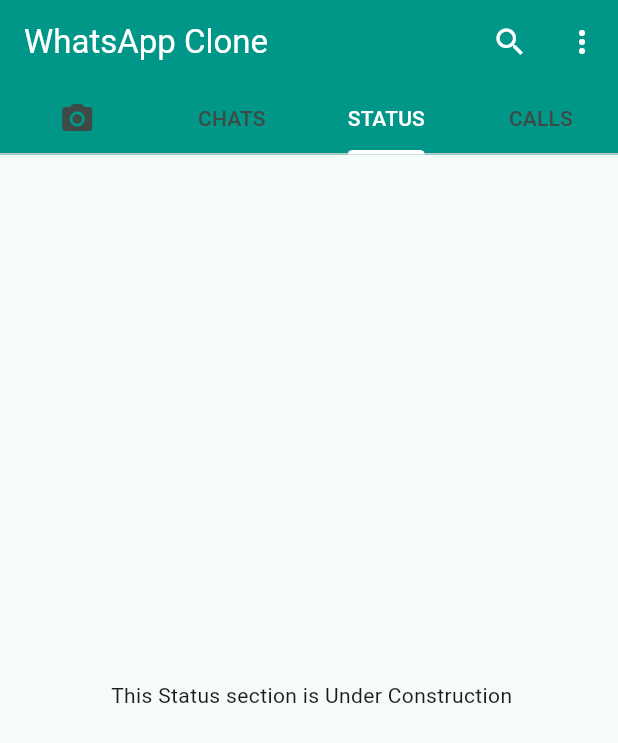
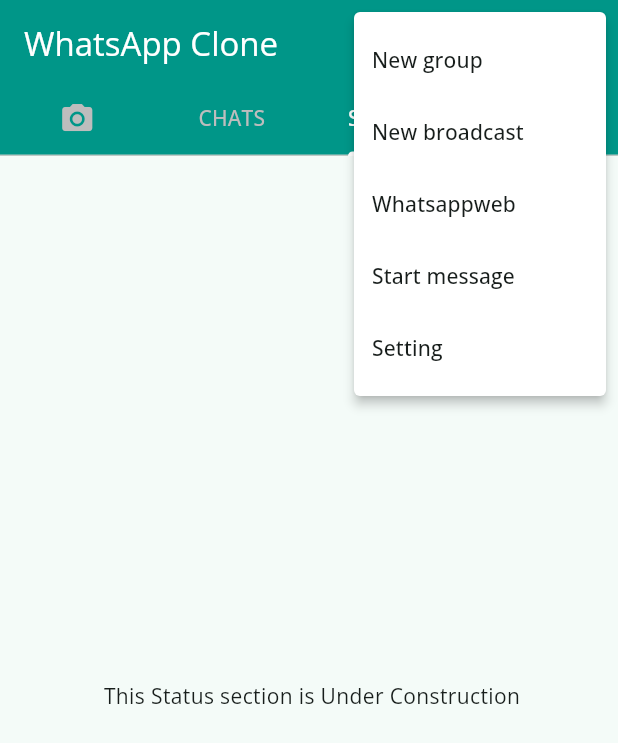
Before and after one commit to mdarifhosain214/Whatsapp-clone, a Flutter app: the screen it shows after launch, tab 3 chosen, after a tap on the "more vert" icon, on a phone screen of 412 x 824 dp. Shown: the top 743 px of the screen. Run offline on Flutter 3.47's test engine with Material 3 defaults, Android fonts, the phone set to English and light mode, and no system bars.

Commit message:
updated chat list

```diff
--- a/lib/main.dart
+++ b/lib/main.dart
@@ -14,8 +14,12 @@ class MyApp extends StatelessWidget {
       debugShowCheckedModeBanner: false,
       title: 'Whatsapp Clone',
       theme: ThemeData(
+        fontFamily: "OpenSans",
         primaryColor: const Color(0XFF075f54),
-        colorScheme: ColorScheme.fromSeed(seedColor: const Color(0XFF128C7E)),
+        colorScheme: ColorScheme.fromSeed(
+          // onSecondary: const Color(0XFF128C7E),
+          seedColor: const Color(0XFF075f54),
+        ),
         useMaterial3: true,
       ),
       home: const HomeScreen(),
--- /dev/null
+++ b/lib/view/chat/chat_screen.dart
@@ -0,0 +1,31 @@
+import 'package:flutter/material.dart';
+import '.././chat/widgets/chat_list_card.dart';
+
+class ChatScreen extends StatefulWidget {
+  const ChatScreen({super.key});
+
+  @override
+  State<ChatScreen> createState() => _ChatScreenState();
+}
+
+class _ChatScreenState extends State<ChatScreen> {
+  @override
+  Widget build(BuildContext context) {
+    return Scaffold(
+      body: ListView.builder(
+          itemCount: 10,
+          itemBuilder: (context, index) {
+            return const ChatListCard();
+          }),
+      floatingActionButton: FloatingActionButton(
+        shape: const CircleBorder(),
+        elevation: 0,
+        onPressed: () {},
+        child: const Icon(
+          Icons.chat,
+          color: Colors.white,
+        ),
+      ),
+    );
+  }
+}
--- /dev/null
+++ b/lib/view/chat/widgets/chat_list_card.dart
@@ -0,0 +1,57 @@
+import 'package:flutter/material.dart';
+
+class ChatListCard extends StatelessWidget {
+  const ChatListCard({super.key});
+
+  @override
+  Widget build(BuildContext context) {
+    return GestureDetector(
+      onTap: () {},
+      child: Column(
+        children: [
+          ListTile(
+            leading: CircleAvatar(
+              backgroundColor: Colors.blueGrey.shade300,
+              radius: 30,
+              child: const Icon(
+                Icons.groups,
+                color: Colors.white,
+                size: 30,
+              ),
+              // child: SvgPicture.asset(
+              //   "assets/icons/groups.svg",
+              //   height: 35,
+              //   width: 35,
+              //   // ignore: deprecated_member_use
+              //   color: Colors.white,
+              // ),
+            ),
+            title: const Text(
+              "Techno Art software",
+              style: TextStyle(fontSize: 16, fontWeight: FontWeight.bold),
+            ),
+            subtitle: const Row(
+              children: [
+                Icon(Icons.done_all),
+                SizedBox(
+                  width: 4.0,
+                ),
+                Text(
+                  "Hey there",
+                  style: TextStyle(fontSize: 13),
+                )
+              ],
+            ),
+            trailing: const Text("18:09"),
+          ),
+          const Padding(
+            padding: EdgeInsets.only(left: 90, right: 20),
+            child: Divider(
+              thickness: .2,
+            ),
+          )
+        ],
+      ),
+    );
+  }
+}
--- a/lib/view/home_screen.dart
+++ b/lib/view/home_screen.dart
@@ -1,4 +1,7 @@
+import 'dart:developer';
+
 import 'package:flutter/material.dart';
+import 'package:whatsapp_clone/view/chat/chat_screen.dart';
 
 class HomeScreen extends StatefulWidget {
   const HomeScreen({super.key});
@@ -31,17 +34,44 @@ class _HomeScreenState extends State<HomeScreen> with TickerProviderStateMixin {
                 Icons.search,
                 color: Colors.white,
               )),
-          IconButton(
-              onPressed: () {},
-              icon: const Icon(
-                Icons.more_vert,
-                color: Colors.white,
-              )),
+          PopupMenuButton<String>(
+              iconColor: Colors.white,
+              color: Colors.white,
+              onSelected: (value) {
+                log(' $value');
+              },
+              itemBuilder: (context) {
+                return const [
+                  PopupMenuItem(
+                    value: "New group",
+                    child: Text("New group"),
+                  ),
+                  PopupMenuItem(
+                    value: "New broadcast",
+                    child: Text("New broadcast"),
+                  ),
+                  PopupMenuItem(
+                    value: "Whatsappweb ",
+                    child: Text("Whatsappweb"),
+                  ),
+                  PopupMenuItem(
+                    value: "Start message",
+                    child: Text("Start message"),
+                  ),
+                  PopupMenuItem(
+                    value: "Setting",
+                    child: Text(
+                      "Setting",
+                    ),
+                  ),
+                ];
+              })
         ],
         bottom: TabBar(
             labelColor: Colors.white,
             indicatorColor: Colors.white,
-            indicatorWeight: 1,
+            unselectedLabelColor: Colors.grey.shade400,
+            //indicatorWeight: 1,
             controller: _tabController,
             tabs: const [
               Tab(
@@ -62,7 +92,7 @@ class _HomeScreenState extends State<HomeScreen> with TickerProviderStateMixin {
         controller: _tabController,
         children: const [
           Center(child: Text(' This Camera section is Under Construction')),
-          Center(child: Text(' This Chats section is Under Construction')),
+          ChatScreen(),
           Center(child: Text(' This Status section is Under Construction')),
           Center(child: Text(' This Calls section is Under Construction')),
         ],
```
Also changed, not shown: pubspec.yaml (+10 -9 lines), assets/icons/groups.svg (added), assets/icons/person.svg (added), fonts/OpenSans-Italic-VariableFont_wdth,wght.ttf (added), fonts/OpenSans-VariableFont_wdth,wght.ttf (added), pubspec.lock.
